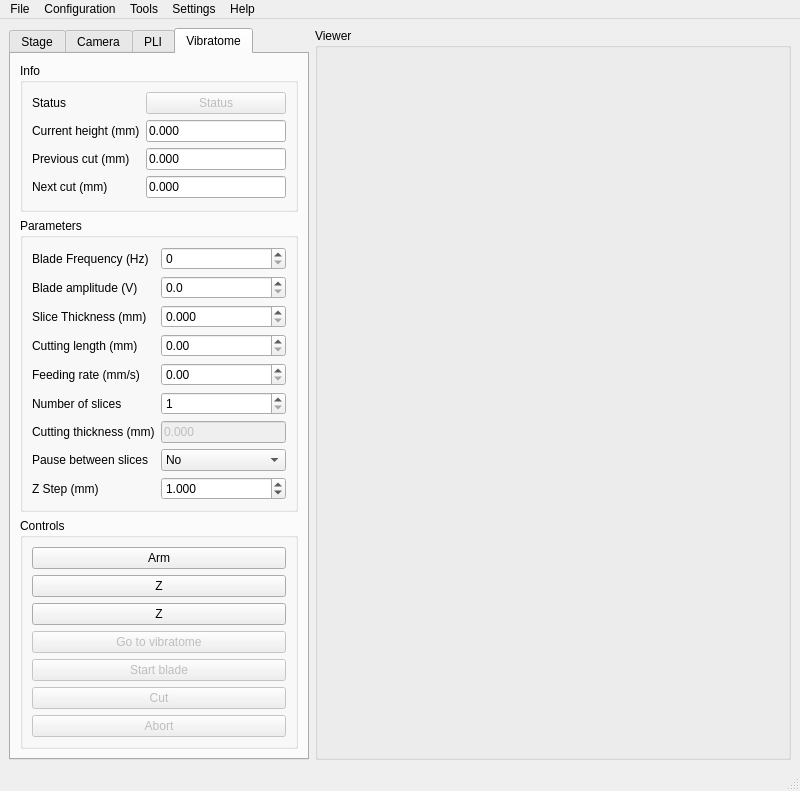
First picture: the form in gui/form.ui, repository linum-uqam/linum-microscopes, before the edit.
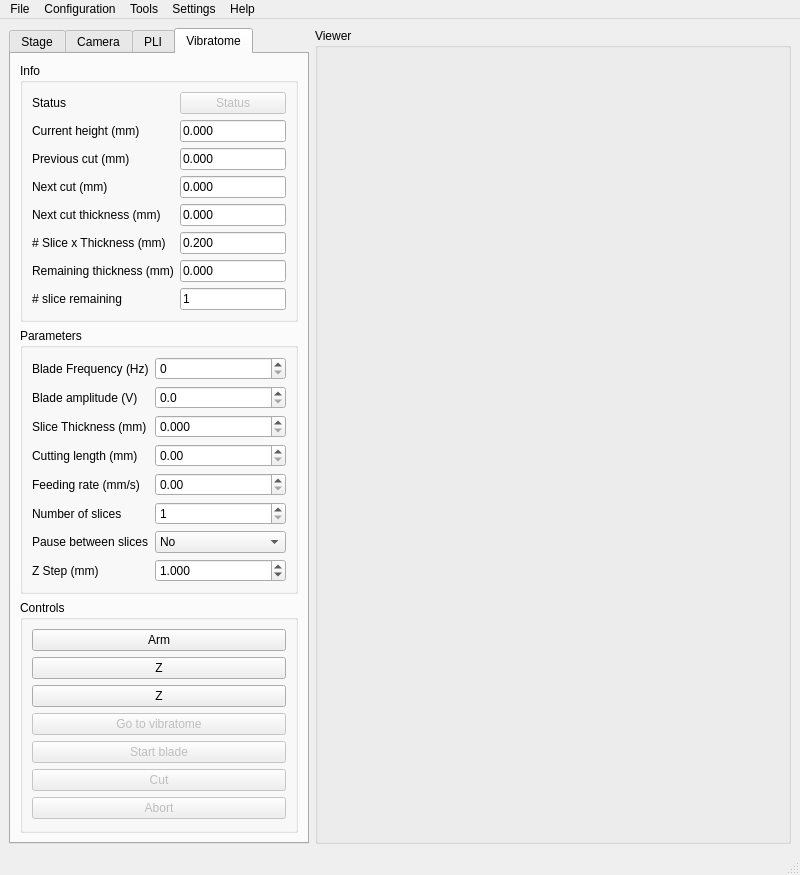
Second picture: the form after the edit. Icons and pictures are not drawn.

Commit message: Added more information about the slicing and about the maximum cutting height

Diff of the .ui file:
```diff
--- a/gui/form.ui
+++ b/gui/form.ui
@@ -7,7 +7,7 @@
     <x>0</x>
     <y>0</y>
     <width>800</width>
-    <height>790</height>
+    <height>820</height>
    </rect>
   </property>
   <property name="windowTitle">
@@ -583,6 +583,69 @@
              </property>
             </widget>
            </item>
+           <item row="4" column="0">
+            <widget class="QLabel" name="label_16">
+             <property name="text">
+              <string>Next cut thickness (mm)</string>
+             </property>
+            </widget>
+           </item>
+           <item row="4" column="1">
+            <widget class="QLineEdit" name="lineEdit_vibratome_nextCuttingDistance_mm">
+             <property name="enabled">
+              <bool>true</bool>
+             </property>
+             <property name="toolTip">
+              <string>&lt;html&gt;&lt;head/&gt;&lt;body&gt;&lt;p&gt;Cutting thickness (next - previous)&lt;/p&gt;&lt;/body&gt;&lt;/html&gt;</string>
+             </property>
+             <property name="text">
+              <string>0.000</string>
+             </property>
+             <property name="readOnly">
+              <bool>true</bool>
+             </property>
+            </widget>
+           </item>
+           <item row="6" column="0">
+            <widget class="QLabel" name="label_23">
+             <property name="text">
+              <string>Remaining thickness (mm)</string>
+             </property>
+            </widget>
+           </item>
+           <item row="7" column="0">
+            <widget class="QLabel" name="label_24">
+             <property name="text">
+              <string># slice remaining</string>
+             </property>
+            </widget>
+           </item>
+           <item row="6" column="1">
+            <widget class="QLineEdit" name="lineEdit_vibratome_remainingThickness_mm">
+             <property name="toolTip">
+              <string>&lt;html&gt;&lt;head/&gt;&lt;body&gt;&lt;p&gt;Remaining sample thickness to slice, according to the calibrated maximum cutting height&lt;/p&gt;&lt;/body&gt;&lt;/html&gt;</string>
+             </property>
+             <property name="text">
+              <string>0.000</string>
+             </property>
+             <property name="readOnly">
+              <bool>true</bool>
+             </property>
+            </widget>
+           </item>
+           <item row="7" column="1">
+            <widget class="QLineEdit" name="lineEdit_vibratome_nSlicesRemaining">
+             <property name="toolTip">
+              <string>&lt;html&gt;&lt;head/&gt;&lt;body&gt;&lt;p&gt;Number of slices remaining, computed using the remaining thickness and the configured slice thickness.&lt;/p&gt;&lt;/body&gt;&lt;/html&gt;</string>
+             </property>
+             <property name="text">
+              <string>1</string>
+             </property>
+             <property name="readOnly">
+              <bool>true</bool>
+             </property>
+            </widget>
+           </item>
            <item row="0" column="1">
             <widget class="QPushButton" name="pushButton_vibratomeStatus">
              <property name="enabled">
@@ -596,6 +659,26 @@
              </property>
             </widget>
            </item>
+           <item row="5" column="1">
+            <widget class="QLineEdit" name="lineEdit_vibratome_nextTotalThickness_mm">
+             <property name="toolTip">
+              <string>&lt;html&gt;&lt;head/&gt;&lt;body&gt;&lt;p&gt;Thickness for the next automated cutting procedure&lt;/p&gt;&lt;/body&gt;&lt;/html&gt;</string>
+             </property>
+             <property name="text">
+              <string>0.200</string>
+             </property>
+             <property name="readOnly">
+              <bool>true</bool>
+             </property>
+            </widget>
+           </item>
+           <item row="5" column="0">
+            <widget class="QLabel" name="label_25">
+             <property name="text">
+              <string># Slice x Thickness (mm)</string>
+             </property>
+            </widget>
+           </item>
           </layout>
          </widget>
         </item>
@@ -707,14 +790,14 @@
              </property>
             </widget>
            </item>
-           <item row="7" column="0">
+           <item row="6" column="0">
             <widget class="QLabel" name="label_17">
              <property name="text">
               <string>Pause between slices</string>
              </property>
             </widget>
            </item>
-           <item row="7" column="1">
+           <item row="6" column="1">
             <widget class="QComboBox" name="comboBox_vibratomePause">
              <property name="enabled">
               <bool>true</bool>
@@ -734,14 +817,14 @@
              </item>
             </widget>
            </item>
-           <item row="8" column="0">
+           <item row="7" column="0">
             <widget class="QLabel" name="label_21">
              <property name="text">
               <string>Z Step (mm)</string>
              </property>
             </widget>
            </item>
-           <item row="8" column="1">
+           <item row="7" column="1">
             <widget class="QDoubleSpinBox" name="doubleSpinBox_vibratome_zStep_mm">
              <property name="enabled">
               <bool>true</bool>
@@ -754,23 +837,6 @@
              </property>
             </widget>
            </item>
-           <item row="6" column="0">
-            <widget class="QLabel" name="label_16">
-             <property name="text">
-              <string>Cutting thickness (mm)</string>
-             </property>
-            </widget>
-           </item>
-           <item row="6" column="1">
-            <widget class="QLineEdit" name="lineEdit_vibratome_totalCuttingDistance_mm">
-             <property name="enabled">
-              <bool>false</bool>
-             </property>
-             <property name="text">
-              <string>0.000</string>
-             </property>
-            </widget>
-           </item>
           </layout>
          </widget>
         </item>
```
Left out of the diff: 210 changed lines with no effect on the pictures. The commit also changes 2 other files.
